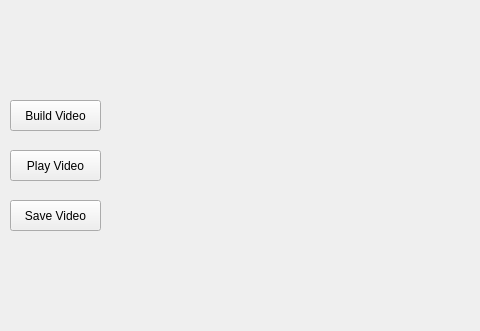
Old version of the form qt/mainwindow.ui in the repository Edi013/ComputerVision; both pictures show x 0 to 480 and y 249 to 580 of the 818 by 580 pixel window.
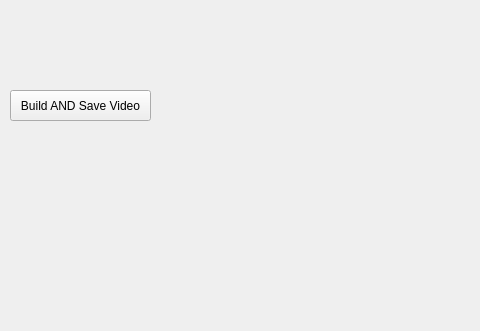
New version of the form.

Commit message: remove unused

Diff of the .ui file:
```diff
--- a/qt/mainwindow.ui
+++ b/qt/mainwindow.ui
@@ -17,10 +17,10 @@
    <widget class="QLabel" name="photoLabel">
     <property name="geometry">
      <rect>
-      <x>122</x>
+      <x>162</x>
       <y>10</y>
-      <width>681</width>
-      <height>471</height>
+      <width>641</width>
+      <height>461</height>
      </rect>
     </property>
     <property name="text">
@@ -44,13 +44,13 @@
     <property name="geometry">
      <rect>
       <x>10</x>
-      <y>330</y>
-      <width>91</width>
+      <y>320</y>
+      <width>141</width>
       <height>31</height>
      </rect>
     </property>
     <property name="text">
-     <string>Build Video</string>
+     <string>Build AND Save Video</string>
     </property>
    </widget>
    <widget class="QLabel" name="informationLabel">
@@ -66,32 +66,6 @@
      <string/>
     </property>
    </widget>
-   <widget class="QPushButton" name="playVideoButton">
-    <property name="geometry">
-     <rect>
-      <x>10</x>
-      <y>380</y>
-      <width>91</width>
-      <height>31</height>
-     </rect>
-    </property>
-    <property name="text">
-     <string>Play Video</string>
-    </property>
-   </widget>
-   <widget class="QPushButton" name="saveVideoButton">
-    <property name="geometry">
-     <rect>
-      <x>10</x>
-      <y>430</y>
-      <width>91</width>
-      <height>31</height>
-     </rect>
-    </property>
-    <property name="text">
-     <string>Save Video</string>
-    </property>
-   </widget>
   </widget>
   <widget class="QMenuBar" name="menubar">
    <property name="geometry">
```
The commit also changes 2 other files.
